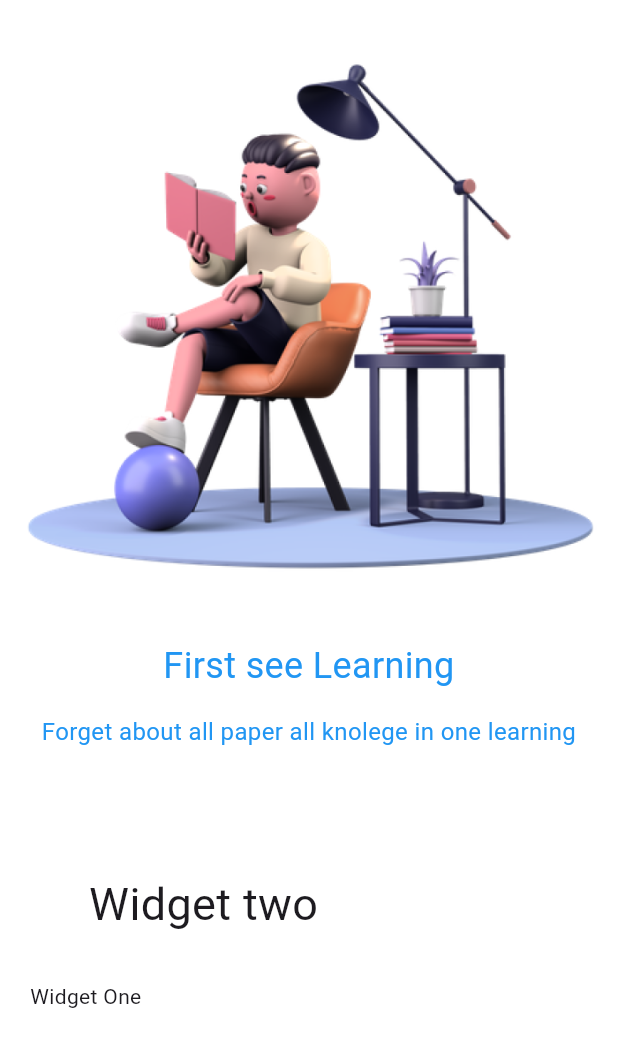
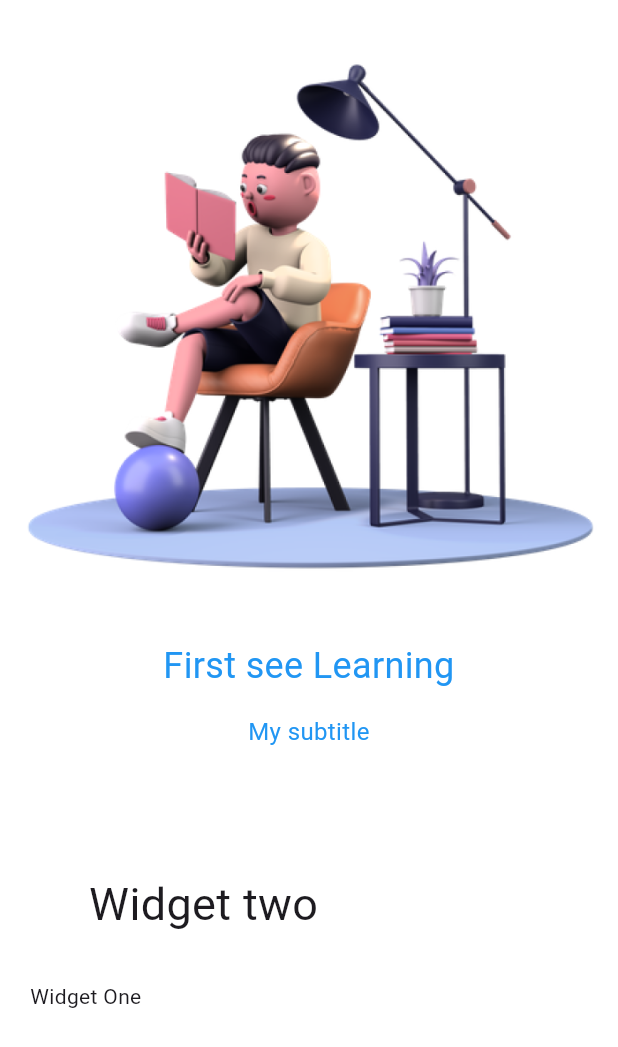
Before and after one commit to AbilioN/onlineCourse, a Flutter app: the screen it shows after launch, swiped to page 2, on a phone screen of 412 x 824 dp. Shown: the top 1047 px of the screen. Run offline on Flutter 3.47's test engine with Material 3 defaults, Android fonts, the phone set to English and light mode, and no system bars; our stand-ins replace flutter_riverpod.

Commit message:
put parameters as required

```diff
--- a/lib/pages/welcome/welcome.dart
+++ b/lib/pages/welcome/welcome.dart
@@ -1,4 +1,5 @@
 import 'package:another/common/widgets/text_widgets.dart';
+import 'package:another/pages/welcome/widgets.dart';
 import 'package:flutter/material.dart';
 
 class Welcome extends StatelessWidget {
@@ -32,24 +33,10 @@ class Welcome extends StatelessWidget {
                   )
                 ],
               ),
-              Column(
-                children: [
-                  Image.asset(
-                    "assets/images/reading.png",
-                    fit: BoxFit.fitWidth,
-                  ),
-                  Container(
-                    child: Text24(text: "First see Learning"),
-                    margin: EdgeInsets.only(top: 15),
-                  ),
-                  Container(
-                    margin: EdgeInsets.only(top: 15),
-                    child: Text16(
-                      text:
-                          "Forget about all paper all knolege in one learning",
-                    ),
-                  )
-                ],
+              OnboardingPageOne(
+                imagePath: "assets/images/reading.png",
+                title: "First see Learning",
+                subTitle: "My subtitle",
               ),
             ],
           ),
--- a/lib/pages/welcome/widgets.dart
+++ b/lib/pages/welcome/widgets.dart
@@ -6,11 +6,12 @@ class OnboardingPageOne extends StatelessWidget {
   final String title;
   final String subTitle;
 
-  const OnboardingPageOne(
-      {super.key,
-      this.imagePath = "assets/images/reading.png",
-      this.title = "Title",
-      this.subTitle = "Subtitle"});
+  const OnboardingPageOne({
+    super.key,
+    required this.imagePath,
+    required this.title,
+    required this.subTitle,
+  });
 
   @override
   Widget build(BuildContext context) {
```
